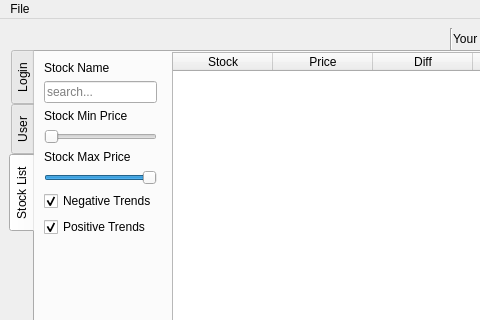
This is main.ui in OfficialRey/GUIProject as Qt 5 draws it before an edit; both pictures show x 0 to 480 and y 0 to 320 of the 750 by 693 pixel window. The edited form follows.
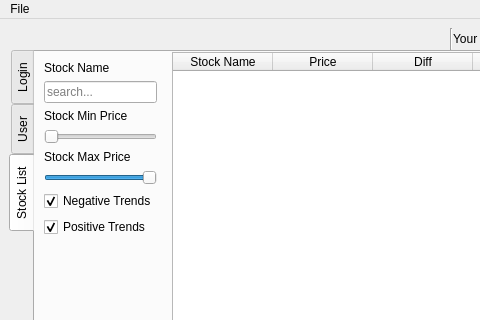
This is the edited form. The open tabs and pages were chosen to show the change.

Commit message: Added Paging Edited table contents Updated stock information retrieval

```diff
--- a/main.ui
+++ b/main.ui
@@ -607,7 +607,7 @@
             </attribute>
             <column>
              <property name="text">
-              <string>Stock</string>
+              <string>Stock Name</string>
              </property>
             </column>
             <column>
```
The commit also changes 3 other files.
